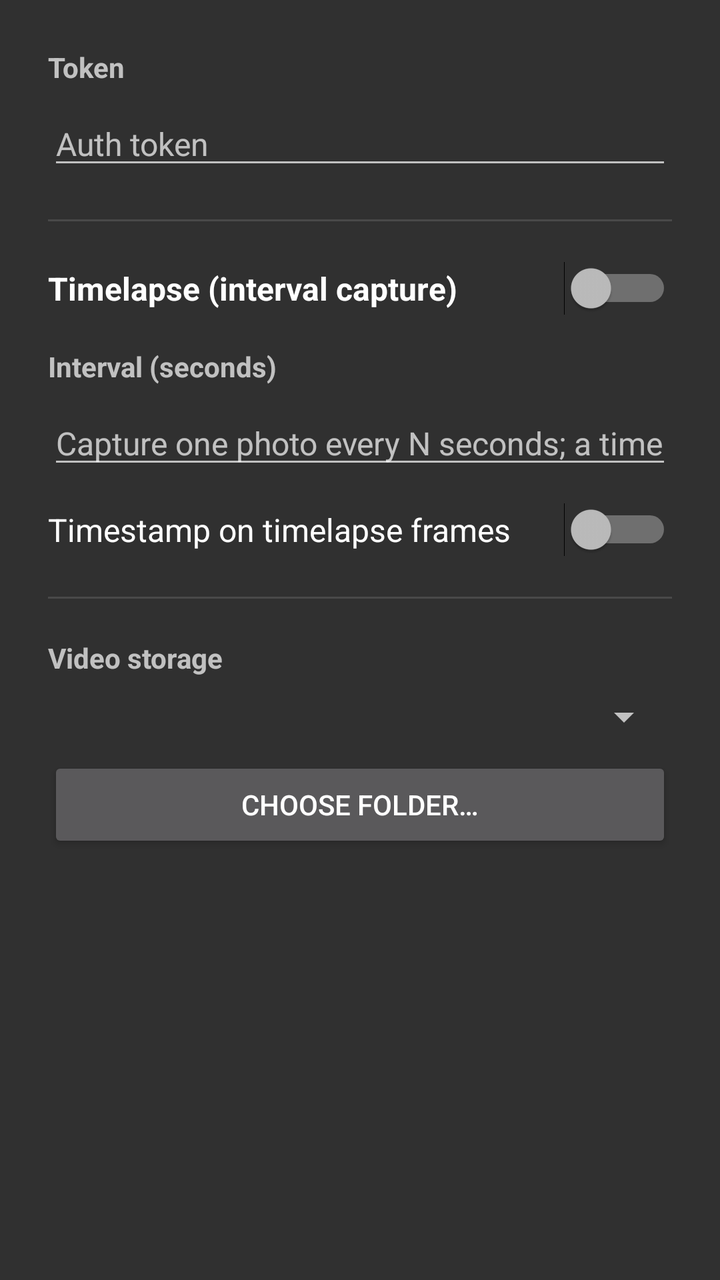
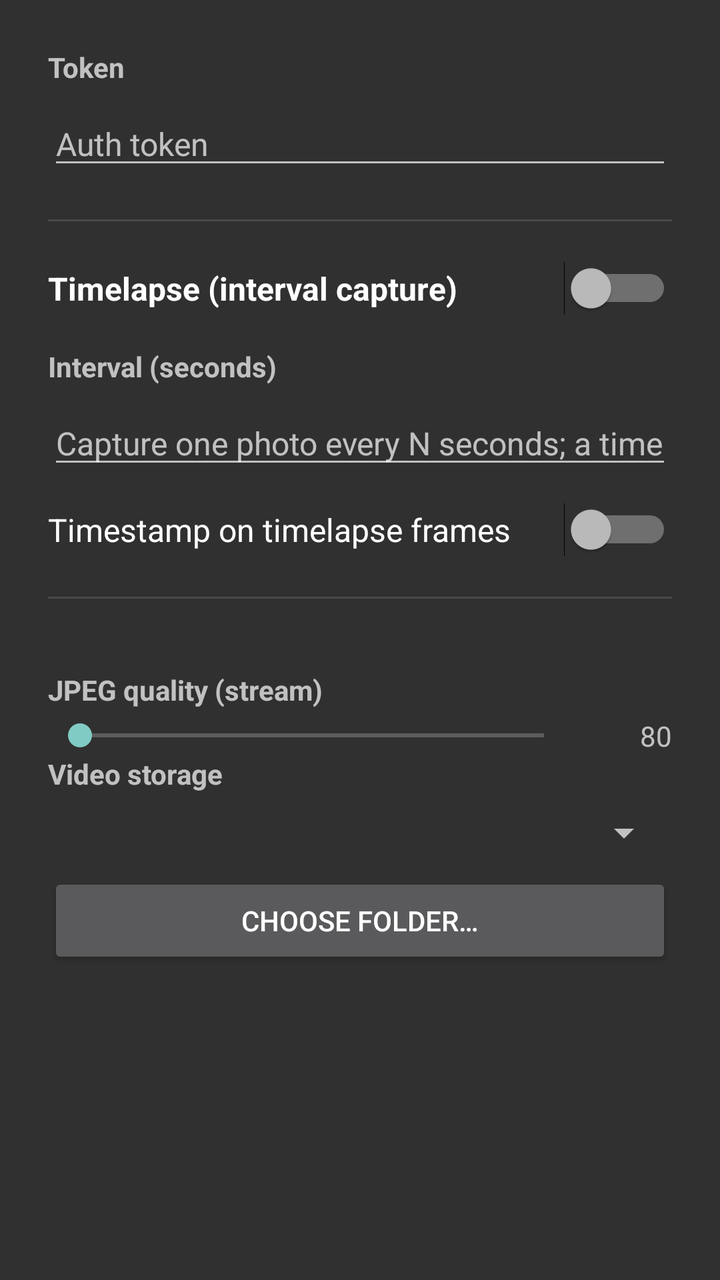

Screens rendered from an Android XML layout before and after an edit, with the pre-edit source and the edit as a unified diff.
<!-- AndroidManifest.xml: application theme Theme.AndroidCam -->
<!-- res/layout/dialog_settings.xml -->
<?xml version="1.0" encoding="utf-8"?>
<ScrollView xmlns:android="http://schemas.android.com/apk/res/android"
    android:layout_width="match_parent"
    android:layout_height="wrap_content">

    <LinearLayout
        android:layout_width="match_parent"
        android:layout_height="wrap_content"
        android:orientation="vertical"
        android:padding="24dp">

        
        <TextView
            android:layout_width="wrap_content"
            android:layout_height="wrap_content"
            android:text="@string/settings_token_label"
            android:textStyle="bold" />

        <EditText
            android:id="@+id/tokenInput"
            android:layout_width="match_parent"
            android:layout_height="wrap_content"
            android:layout_marginTop="8dp"
            android:hint="@string/settings_token_hint"
            android:inputType="text"
            android:textSize="16sp" />

        <View
            android:layout_width="match_parent"
            android:layout_height="1dp"
            android:layout_marginVertical="20dp"
            android:background="?android:attr/listDivider" />

        
        <Switch
            android:id="@+id/intervalSwitch"
            android:layout_width="match_parent"
            android:layout_height="wrap_content"
            android:text="@string/settings_interval_title"
            android:textSize="16sp"
            android:textStyle="bold" />

        <TextView
            android:layout_width="wrap_content"
            android:layout_height="wrap_content"
            android:layout_marginTop="16dp"
            android:text="@string/settings_interval_label"
            android:textStyle="bold" />

        <EditText
            android:id="@+id/intervalInput"
            android:layout_width="match_parent"
            android:layout_height="wrap_content"
            android:layout_marginTop="8dp"
            android:hint="@string/settings_interval_hint"
            android:inputType="number"
            android:textSize="16sp" />

        <Switch
            android:id="@+id/timestampSwitch"
            android:layout_width="match_parent"
            android:layout_height="wrap_content"
            android:layout_marginTop="12dp"
            android:text="@string/settings_timestamp_title"
            android:textSize="16sp" />

        <View
            android:layout_width="match_parent"
            android:layout_height="1dp"
            android:layout_marginVertical="20dp"
            android:background="?android:attr/listDivider" />

        
        <TextView
            android:layout_width="wrap_content"
            android:layout_height="wrap_content"
            android:text="@string/settings_storage_label"
            android:textStyle="bold" />

        <Spinner
            android:id="@+id/storageSpinner"
            android:layout_width="match_parent"
            android:layout_height="wrap_content"
            android:layout_marginTop="8dp" />

        <Button
            android:id="@+id/selectDirButton"
            android:layout_width="match_parent"
            android:layout_height="wrap_content"
            android:layout_marginTop="8dp"
            android:text="@string/settings_select_dir" />
    </LinearLayout>
</ScrollView>
<!-- resources referenced by this layout -->
<resources>
  <string name="settings_interval_hint">Capture one photo every N seconds; a timelapse video is created when stopped (photos are deleted afterwards)</string>
  <string name="settings_interval_label">Interval (seconds)</string>
  <string name="settings_interval_title">Timelapse (interval capture)</string>
  <string name="settings_select_dir">Choose folder…</string>
  <string name="settings_storage_label">Video storage</string>
  <string name="settings_timestamp_title">Timestamp on timelapse frames</string>
  <string name="settings_token_hint">Auth token</string>
  <string name="settings_token_label">Token</string>
  <style name="Theme.AndroidCam" parent="Theme.AppCompat.NoActionBar">
          <item name="android:statusBarColor">#FF000000</item>
          <item name="android:navigationBarColor">#FF000000</item>
      </style>
</resources>

<!-- the commit's change to res/layout/dialog_settings.xml (unified diff, before → after) -->
@@ -72,6 +72,38 @@
 
         
         <TextView
+            android:layout_width="match_parent"
+            android:layout_height="wrap_content"
+            android:layout_marginTop="16dp"
+            android:text="@string/settings_jpeg_label"
+            android:textStyle="bold" />
+
+        <LinearLayout
+            android:layout_width="match_parent"
+            android:layout_height="wrap_content"
+            android:layout_marginTop="4dp"
+            android:gravity="center_vertical"
+            android:orientation="horizontal">
+
+            <SeekBar
+                android:id="@+id/jpegQuality"
+                android:layout_width="0dp"
+                android:layout_height="wrap_content"
+                android:layout_weight="1"
+                android:max="90" />
+
+            <TextView
+                android:id="@+id/jpegQualityValue"
+                android:layout_width="wrap_content"
+                android:layout_height="wrap_content"
+                android:layout_marginStart="8dp"
+                android:minWidth="40dp"
+                android:gravity="end"
+                android:text="80" />
+        </LinearLayout>
+
+        
+        <TextView
             android:layout_width="wrap_content"
             android:layout_height="wrap_content"
             android:text="@string/settings_storage_label"
<!-- resource entries referenced after the edit -->
@@ -3,6 +3,7 @@
   <string name="settings_interval_hint">Capture one photo every N seconds; a timelapse video is created when stopped (photos are deleted afterwards)</string>
   <string name="settings_interval_label">Interval (seconds)</string>
   <string name="settings_interval_title">Timelapse (interval capture)</string>
+  <string name="settings_jpeg_label">JPEG quality (stream)</string>
   <string name="settings_select_dir">Choose folder…</string>
   <string name="settings_storage_label">Video storage</string>
   <string name="settings_timestamp_title">Timestamp on timelapse frames</string>
